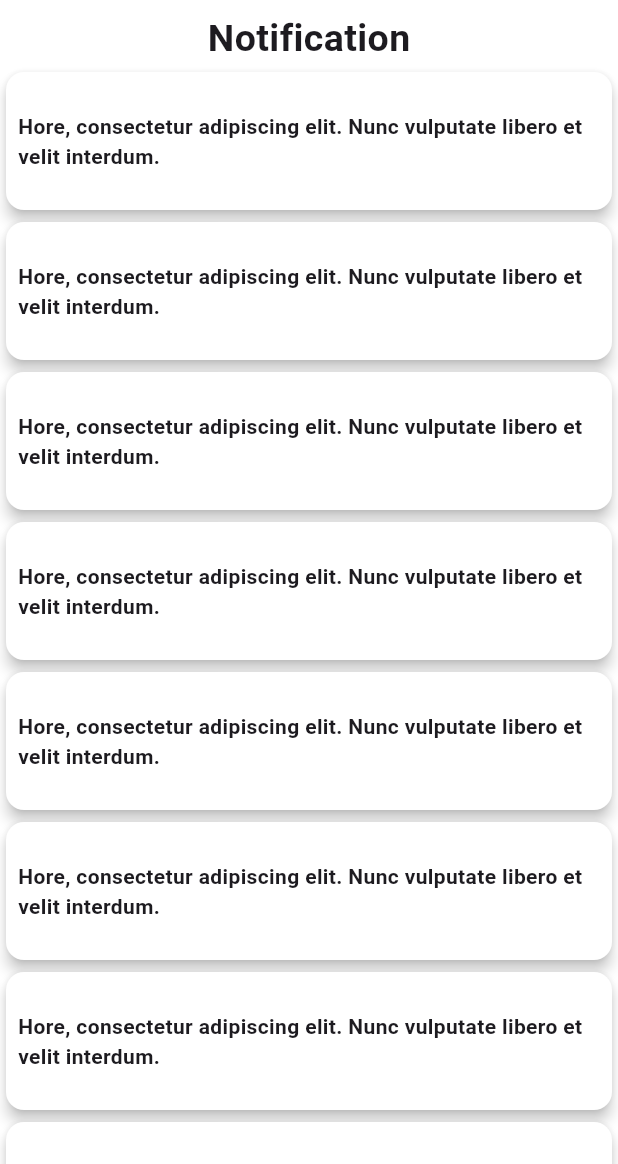
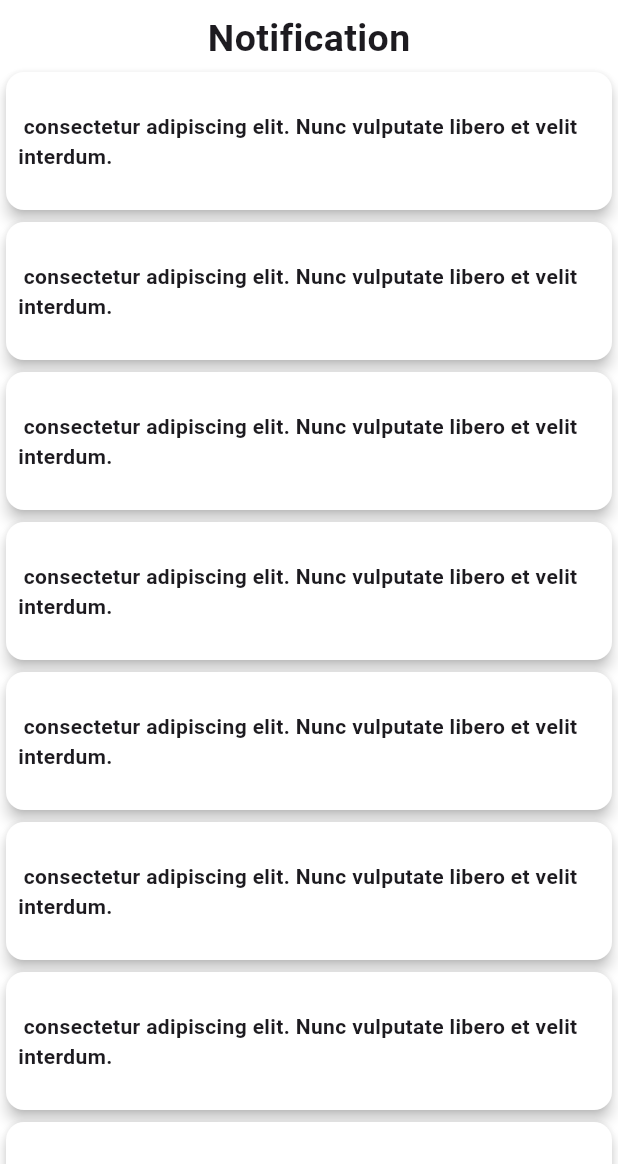
Before and after one commit to Shovon0017/Homemade-Haven, a Flutter app: the NotificationShow screen opened directly, on a phone screen of 412 x 824 dp, the part 72-1236 px from its top. Run offline on Flutter 3.47's test engine with Material 3 defaults, Android fonts, the phone set to English and light mode, and no system bars; our stand-ins replace animated_notch_bottom_bar, carousel_slider, flutter_secure_storage, get, get_storage, shimmer; accounts and stored records are empty.

```diff
--- a/lib/view/screen/notification/notification.dart
+++ b/lib/view/screen/notification/notification.dart
@@ -32,7 +32,7 @@ class NotificationShow extends StatelessWidget {
                     color: Colors.white,
                     child: Center(child: Padding(
                       padding: EdgeInsets.all(8.0),
-                      child: Text("Hore, consectetur adipiscing elit. Nunc vulputate libero et velit interdum.",style: TextStyle(fontWeight: FontWeight.bold),),
+                      child: Text(" consectetur adipiscing elit. Nunc vulputate libero et velit interdum.",style: TextStyle(fontWeight: FontWeight.bold),),
                     )),
                   ),
                 );
```
